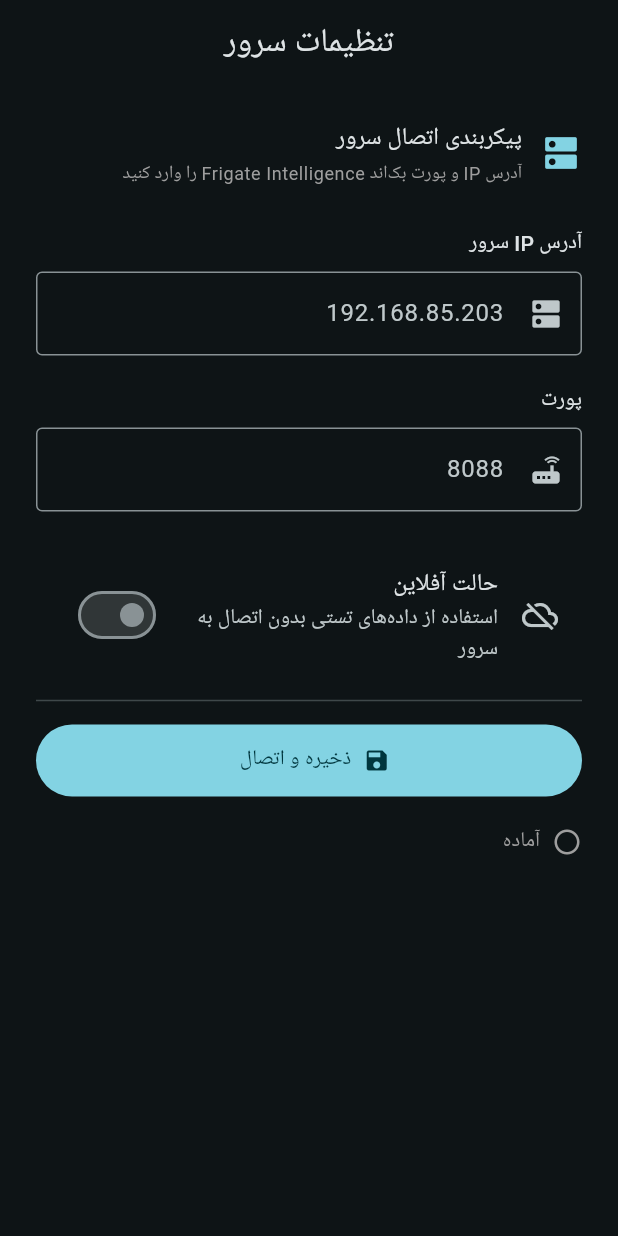
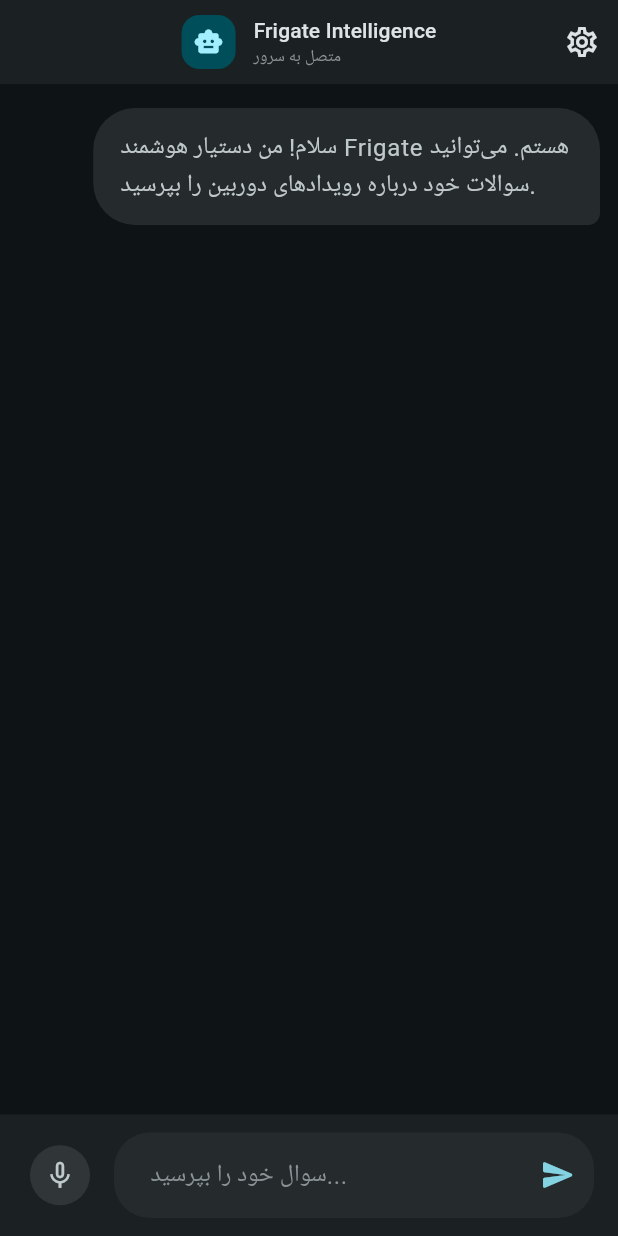
Before and after one commit to moein1985/smartNVR, a Flutter app: the screen it shows after launch, on a phone screen of 412 x 824 dp. Run offline on Flutter 3.47's test engine with Material 3 defaults, Android fonts, the phone set to English and light mode, and no system bars; drawn by our look-alikes of flutter_markdown; our stand-ins replace cached_network_image, dio, flutter_riverpod, shared_preferences.

Commit message:
Replace Settings page with Chat page as default home screen and extract theme to AppTheme
Update main.dart to use ChatPage as home instead of SettingsPage and extract theme configuration to AppTheme.dark(). Update widget test to verify Chat page renders with greeting, settings icon, microphone, and send button instead of Settings page Persian labels and IP/Port fields.

```diff
--- /dev/null
+++ b/frigate_app/lib/core/theme/app_theme.dart
@@ -0,0 +1,75 @@
+import 'package:flutter/material.dart';
+
+class AppTheme {
+  static ThemeData dark() {
+    final colorScheme = ColorScheme.fromSeed(
+      seedColor: Colors.cyan,
+      brightness: Brightness.dark,
+    );
+
+    return ThemeData(
+      useMaterial3: true,
+      colorScheme: colorScheme,
+      scaffoldBackgroundColor: colorScheme.surface,
+      appBarTheme: AppBarTheme(
+        backgroundColor: colorScheme.surfaceContainer,
+        foregroundColor: colorScheme.onSurface,
+        elevation: 0,
+        scrolledUnderElevation: 0,
+        centerTitle: true,
+      ),
+      cardTheme: CardThemeData(
+        color: colorScheme.surfaceContainer,
+        elevation: 0,
+        shape: RoundedRectangleBorder(
+          borderRadius: BorderRadius.circular(28),
+        ),
+      ),
+      inputDecorationTheme: InputDecorationTheme(
+        filled: true,
+        fillColor: colorScheme.surfaceContainerHigh,
+        border: OutlineInputBorder(
+          borderRadius: BorderRadius.circular(24),
+          borderSide: BorderSide.none,
+        ),
+        enabledBorder: OutlineInputBorder(
+          borderRadius: BorderRadius.circular(24),
+          borderSide: BorderSide.none,
+        ),
+        focusedBorder: OutlineInputBorder(
+          borderRadius: BorderRadius.circular(24),
+          borderSide: BorderSide(color: colorScheme.primary, width: 2),
+        ),
+        contentPadding:
+            const EdgeInsets.symmetric(horizontal: 20, vertical: 16),
+      ),
+      filledButtonTheme: FilledButtonThemeData(
+        style: FilledButton.styleFrom(
+          shape: RoundedRectangleBorder(
+            borderRadius: BorderRadius.circular(24),
+          ),
+          padding: const EdgeInsets.symmetric(horizontal: 24, vertical: 14),
+        ),
+      ),
+      switchTheme: SwitchThemeData(
+        thumbColor: WidgetStateProperty.resolveWith((states) {
+          if (states.contains(WidgetState.selected)) {
+            return colorScheme.onPrimary;
+          }
+          return colorScheme.outline;
+        }),
+        trackColor: WidgetStateProperty.resolveWith((states) {
+          if (states.contains(WidgetState.selected)) {
+            return colorScheme.primary;
+          }
+          return colorScheme.surfaceContainerHighest;
+        }),
+      ),
+      dividerTheme: DividerThemeData(
+        color: colorScheme.outlineVariant.withValues(alpha: 0.3),
+        thickness: 1,
+        space: 1,
+      ),
+    );
+  }
+}
--- a/frigate_app/lib/main.dart
+++ b/frigate_app/lib/main.dart
@@ -1,6 +1,7 @@
 import 'package:flutter/material.dart';
 import 'package:flutter_riverpod/flutter_riverpod.dart';
-import 'presentation/pages/settings_page.dart';
+import 'core/theme/app_theme.dart';
+import 'presentation/pages/chat_page.dart';
 
 void main() {
   runApp(const ProviderScope(child: FrigateIntelligenceApp()));
@@ -14,14 +15,8 @@
     return MaterialApp(
       title: 'Frigate Intelligence',
       debugShowCheckedModeBanner: false,
-      theme: ThemeData(
-        colorScheme: ColorScheme.fromSeed(
-          seedColor: Colors.cyan,
-          brightness: Brightness.dark,
-        ),
-        useMaterial3: true,
-      ),
-      home: const SettingsPage(),
+      theme: AppTheme.dark(),
+      home: const ChatPage(),
     );
   }
 }
--- /dev/null
+++ b/frigate_app/lib/presentation/pages/chat_page.dart
@@ -0,0 +1,178 @@
+import 'package:flutter/material.dart';
+import 'package:flutter_riverpod/flutter_riverpod.dart';
+import '../providers/chat_provider.dart';
+import '../providers/server_config_provider.dart';
+import '../widgets/chat_bubble.dart';
+import 'settings_page.dart';
+
+class ChatPage extends ConsumerStatefulWidget {
+  const ChatPage({super.key});
+
+  @override
+  ConsumerState<ChatPage> createState() => _ChatPageState();
+}
+
+class _ChatPageState extends ConsumerState<ChatPage> {
+  final TextEditingController _inputController = TextEditingController();
+  final ScrollController _scrollController = ScrollController();
+  final FocusNode _inputFocus = FocusNode();
+
+  @override
+  void dispose() {
+    _inputController.dispose();
+    _scrollController.dispose();
+    _inputFocus.dispose();
+    super.dispose();
+  }
+
+  void _scrollToBottom() {
+    WidgetsBinding.instance.addPostFrameCallback((_) {
+      if (_scrollController.hasClients) {
+        _scrollController.animateTo(
+          _scrollController.position.maxScrollExtent,
+          duration: const Duration(milliseconds: 300),
+          curve: Curves.easeOut,
+        );
+      }
+    });
+  }
+
+  Future<void> _sendMessage() async {
+    final text = _inputController.text.trim();
+    if (text.isEmpty) return;
+    _inputController.clear();
+    _scrollToBottom();
+    await ref.read(chatNotifierProvider.notifier).sendMessage(text);
+    _scrollToBottom();
+  }
+
+  @override
+  Widget build(BuildContext context) {
+    final theme = Theme.of(context);
+    final colorScheme = theme.colorScheme;
+    final chatState = ref.watch(chatNotifierProvider);
+    final configAsync = ref.watch(serverConfigProvider);
+    final isMockMode = configAsync.maybeWhen(
+      data: (c) => c.isMockMode,
+      orElse: () => false,
+    );
+
+    return Scaffold(
+      appBar: AppBar(
+        title: Row(
+          mainAxisSize: MainAxisSize.min,
+          children: [
+            Container(
+              width: 36,
+              height: 36,
+              decoration: BoxDecoration(
+                color: colorScheme.primaryContainer,
+                borderRadius: BorderRadius.circular(12),
+              ),
+              child: Icon(Icons.smart_toy, color: colorScheme.onPrimaryContainer, size: 20),
+            ),
+            const SizedBox(width: 12),
+            Column(
+              crossAxisAlignment: CrossAxisAlignment.start,
+              children: [
+                Text('Frigate Intelligence',
+                    style: theme.textTheme.titleSmall),
+                Text(
+                  isMockMode ? 'حالت آفلاین - داده‌های تستی' : 'متصل به سرور',
+                  style: theme.textTheme.labelSmall?.copyWith(
+                    color: isMockMode ? colorScheme.tertiary : colorScheme.outline,
+                  ),
+                ),
+              ],
+            ),
+          ],
+        ),
+        actions: [
+          IconButton(
+            icon: const Icon(Icons.settings_outlined),
+            onPressed: () {
+              Navigator.of(context).push(
+                MaterialPageRoute(builder: (_) => const SettingsPage()),
+              );
+            },
+          ),
+        ],
+      ),
+      body: Column(
+        children: [
+          Expanded(
+            child: ListView.builder(
+              controller: _scrollController,
+              padding: const EdgeInsets.symmetric(vertical: 12),
+              itemCount: chatState.messages.length,
+              itemBuilder: (context, index) {
+                return ChatBubble(
+                  message: chatState.messages[index],
+                  isMockMode: isMockMode,
+                );
+              },
+            ),
+          ),
+          if (chatState.isLoading)
+            Padding(
+              padding: const EdgeInsets.only(bottom: 8),
+              child: SizedBox(
+                width: 20,
+                height: 20,
+                child: CircularProgressIndicator(
+                  strokeWidth: 2,
+                  color: colorScheme.primary,
+                ),
+              ),
+            ),
+          _buildInputBar(context),
+        ],
+      ),
+    );
+  }
+
+  Widget _buildInputBar(BuildContext context) {
+    final theme = Theme.of(context);
+    final colorScheme = theme.colorScheme;
+
+    return Container(
+      color: colorScheme.surfaceContainer,
+      padding: const EdgeInsets.symmetric(horizontal: 16, vertical: 12),
+      child: SafeArea(
+        top: false,
+        child: Row(
+          children: [
+            IconButton.filled(
+              onPressed: () {},
+              icon: const Icon(Icons.mic_none, size: 22),
+              style: IconButton.styleFrom(
+                backgroundColor: colorScheme.surfaceContainerHighest,
+                foregroundColor: colorScheme.onSurfaceVariant,
+              ),
+            ),
+            const SizedBox(width: 12),
+            Expanded(
+              child: TextField(
+                controller: _inputController,
+                focusNode: _inputFocus,
+                textInputAction: TextInputAction.send,
+                onSubmitted: (_) => _sendMessage(),
+                decoration: InputDecoration(
+                  hintText: 'سوال خود را بپرسید...',
+                  hintStyle: TextStyle(color: colorScheme.outline),
+                  suffixIcon: IconButton(
+                    onPressed: _sendMessage,
+                    icon: Icon(
+                      Icons.send_rounded,
+                      color: colorScheme.primary,
+                    ),
+                  ),
+                ),
+              ),
+            ),
+          ],
+        ),
+      ),
+    );
+  }
+}
--- /dev/null
+++ b/frigate_app/lib/presentation/providers/chat_provider.dart
@@ -0,0 +1,93 @@
+import 'package:flutter_riverpod/flutter_riverpod.dart';
+import 'server_config_provider.dart';
+
+class ChatMessage {
+  final String text;
+  final bool isUser;
+  final Map<String, dynamic>? queryResult;
+
+  ChatMessage({required this.text, required this.isUser, this.queryResult});
+
+  bool get hasEvents {
+    final result = queryResult;
+    if (result == null) return false;
+    final rows = result['rows'];
+    if (rows is! List || rows.isEmpty) return false;
+    final columns = result['columns'];
+    if (columns is! List) return false;
+    return columns.any((c) => c == 'id');
+  }
+
+  List<Map<String, dynamic>> get eventRows {
+    final result = queryResult;
+    if (result == null) return [];
+    final rows = result['rows'];
+    if (rows is! List) return [];
+    return rows.cast<Map<String, dynamic>>();
+  }
+}
+
+class ChatState {
+  final List<ChatMessage> messages;
+  final bool isLoading;
+
+  ChatState({this.messages = const [], this.isLoading = false});
+
+  ChatState copyWith({
+    List<ChatMessage>? messages,
+    bool? isLoading,
+  }) {
+    return ChatState(
+      messages: messages ?? this.messages,
+      isLoading: isLoading ?? this.isLoading,
+    );
+  }
+}
+
+class ChatNotifier extends Notifier<ChatState> {
+  @override
+  ChatState build() {
+    return ChatState(messages: [
+      ChatMessage(
+        text: 'سلام! من دستیار هوشمند Frigate هستم. می‌توانید سوالات خود درباره رویدادهای دوربین را بپرسید.',
+        isUser: false,
+      ),
+    ]);
+  }
+
+  Future<void> sendMessage(String question) async {
+    if (question.trim().isEmpty || state.isLoading) return;
+
+    final userMsg = ChatMessage(text: question, isUser: true);
+    state = state.copyWith(
+      messages: [...state.messages, userMsg],
+      isLoading: true,
+    );
+
+    try {
+      final apiClient = ref.read(apiClientProvider);
+      final result = await apiClient.query(question);
+
+      final explanation = result['explanation'] as String? ?? '';
+      state = state.copyWith(
+        messages: [...state.messages, ChatMessage(
+          text: explanation,
+          isUser: false,
+          queryResult: result,
+        )],
+        isLoading: false,
+      );
+    } catch (e) {
+      state = state.copyWith(
+        messages: [...state.messages, ChatMessage(
+          text: 'خطا در ارتباط با سرور: $e',
+          isUser: false,
+        )],
+        isLoading: false,
+      );
+    }
+  }
+}
+
+final chatNotifierProvider =
+    NotifierProvider<ChatNotifier, ChatState>(ChatNotifier.new);
--- /dev/null
+++ b/frigate_app/lib/presentation/widgets/chat_bubble.dart
@@ -0,0 +1,189 @@
+import 'package:flutter/material.dart';
+import 'package:flutter_markdown/flutter_markdown.dart';
+import '../providers/chat_provider.dart';
+
+class ChatBubble extends StatelessWidget {
+  final ChatMessage message;
+  final bool isMockMode;
+
+  const ChatBubble({
+    super.key,
+    required this.message,
+    this.isMockMode = false,
+  });
+
+  @override
+  Widget build(BuildContext context) {
+    final theme = Theme.of(context);
+    final colorScheme = theme.colorScheme;
+    final isUser = message.isUser;
+
+    return Align(
+      alignment: isUser ? Alignment.centerLeft : Alignment.centerRight,
+      child: Container(
+        constraints: BoxConstraints(
+          maxWidth: MediaQuery.of(context).size.width * 0.82,
+        ),
+        margin: const EdgeInsets.symmetric(vertical: 4, horizontal: 12),
+        padding: const EdgeInsets.symmetric(horizontal: 18, vertical: 14),
+        decoration: BoxDecoration(
+          color: isUser
+              ? colorScheme.primaryContainer
+              : colorScheme.surfaceContainerHigh,
+          borderRadius: isUser
+              ? const BorderRadius.only(
+                  topLeft: Radius.circular(28),
+                  topRight: Radius.circular(28),
+                  bottomRight: Radius.circular(28),
+                  bottomLeft: Radius.circular(8),
+                )
+              : const BorderRadius.only(
+                  topLeft: Radius.circular(28),
+                  topRight: Radius.circular(28),
+                  bottomLeft: Radius.circular(28),
+                  bottomRight: Radius.circular(8),
+                ),
+        ),
+        child: Column(
+          crossAxisAlignment: CrossAxisAlignment.start,
+          children: [
+            if (isUser)
+              Text(
+                message.text,
+                style: theme.textTheme.bodyLarge?.copyWith(
+                  color: colorScheme.onPrimaryContainer,
+                ),
+              )
+            else
+              MarkdownBody(
+                data: message.text,
+                styleSheet: MarkdownStyleSheet(
+                  p: theme.textTheme.bodyLarge?.copyWith(
+                    color: colorScheme.onSurfaceVariant,
+                  ),
+                  code: theme.textTheme.bodySmall?.copyWith(
+                    backgroundColor: colorScheme.surfaceContainerHighest,
+                    color: colorScheme.primary,
+                  ),
+                ),
+              ),
+            if (message.hasEvents) ...[
+              const SizedBox(height: 12),
+              _EventGallery(message: message, isMockMode: isMockMode),
+            ],
+          ],
+        ),
+      ),
+    );
+  }
+}
+
+class _EventGallery extends StatelessWidget {
+  final ChatMessage message;
+  final bool isMockMode;
+
+  const _EventGallery({required this.message, required this.isMockMode});
+
+  @override
+  Widget build(BuildContext context) {
+    final theme = Theme.of(context);
+    final colorScheme = theme.colorScheme;
+    final rows = message.eventRows;
+
+    return Wrap(
+      spacing: 10,
+      runSpacing: 10,
+      children: rows.map((row) {
+        final eventId = row['id']?.toString() ?? 'unknown';
+        final camera = row['camera']?.toString() ?? '';
+        final label = row['label']?.toString() ?? '';
+        final time = row['start_time']?.toString() ?? '';
+
+        return Container(
+          width: 160,
+          decoration: BoxDecoration(
+            color: colorScheme.surfaceContainerHighest,
+            borderRadius: BorderRadius.circular(24),
+          ),
+          clipBehavior: Clip.antiAlias,
+          child: Column(
+            crossAxisAlignment: CrossAxisAlignment.start,
+            children: [
+              ClipRRect(
+                borderRadius: const BorderRadius.vertical(
+                  top: Radius.circular(24),
+                ),
+                child: isMockMode
+                    ? Image.network(
+                        'https://picsum.photos/seed/$eventId/400/300',
+                        width: 160,
+                        height: 110,
+                        fit: BoxFit.cover,
+                        errorBuilder: (_, _, _) => Container(
+                          width: 160,
+                          height: 110,
+                          color: colorScheme.surfaceContainerHighest,
+                          child: Icon(Icons.broken_image,
+                              color: colorScheme.outline),
+                        ),
+                      )
+                    : Image.network(
+                        'http://192.168.85.203:5000/api/events/$eventId/snapshot.jpg',
+                        width: 160,
+                        height: 110,
+                        fit: BoxFit.cover,
+                        errorBuilder: (_, _, _) => Image.network(
+                          'https://picsum.photos/seed/$eventId/400/300',
+                          width: 160,
+                          height: 110,
+                          fit: BoxFit.cover,
+                        ),
+                      ),
+              ),
+              Padding(
+                padding:
+                    const EdgeInsets.symmetric(horizontal: 12, vertical: 8),
+                child: Column(
+                  crossAxisAlignment: CrossAxisAlignment.start,
+                  children: [
+                    Row(
+                      children: [
+                        Icon(Icons.videocam,
+                            size: 14, color: colorScheme.primary),
+                        const SizedBox(width: 4),
+                        Expanded(
+                          child: Text(camera,
+                              maxLines: 1,
+                              overflow: TextOverflow.ellipsis,
+                              style: theme.textTheme.labelSmall?.copyWith(
+                                color: colorScheme.onSurfaceVariant,
+                              )),
+                        ),
+                      ],
+                    ),
+                    const SizedBox(height: 2),
+                    Row(
+                      children: [
+                        Icon(Icons.label,
+                            size: 14, color: colorScheme.tertiary),
+                        const SizedBox(width: 4),
+                        Expanded(
+                          child: Text('$label  $time',
+                              maxLines: 1,
+                              overflow: TextOverflow.ellipsis,
+                              style: theme.textTheme.labelSmall?.copyWith(
+                                color: colorScheme.onSurfaceVariant,
+                              )),
+                        ),
+                      ],
+                    ),
+                  ],
+                ),
+              ),
+            ],
+          ),
+        );
+      }).toList(),
+    );
+  }
+}
```
Also changed, not shown: frigate_app/lib/presentation/widgets/event_image.dart (added, +80 -0 lines), 1 other file.
